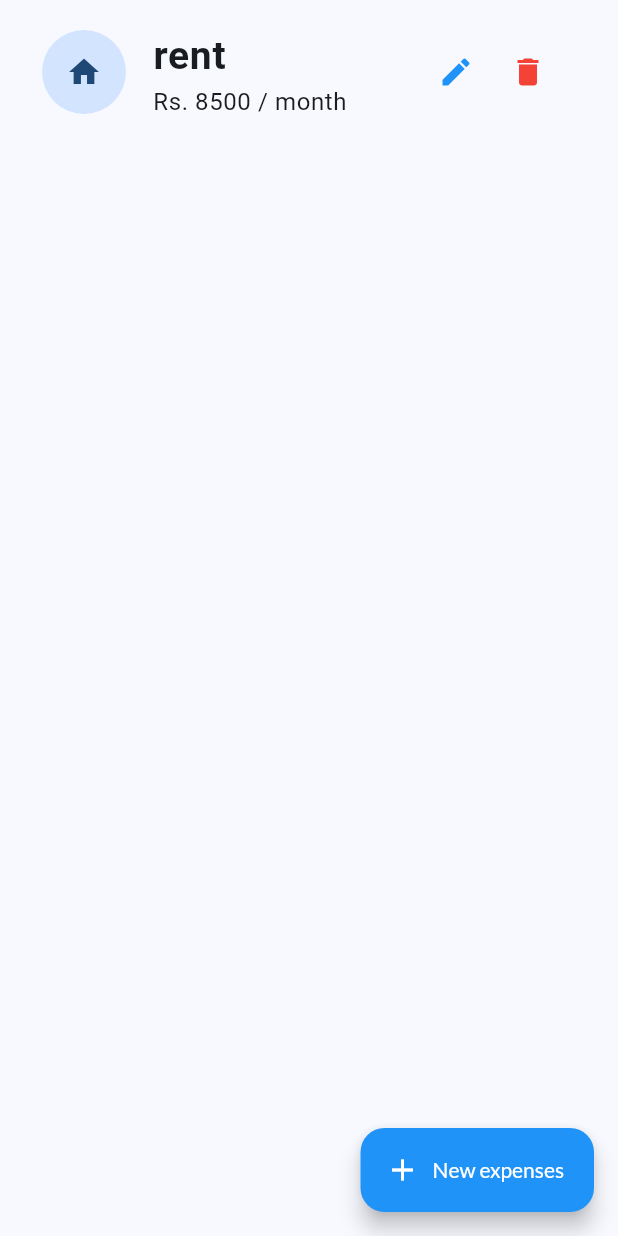
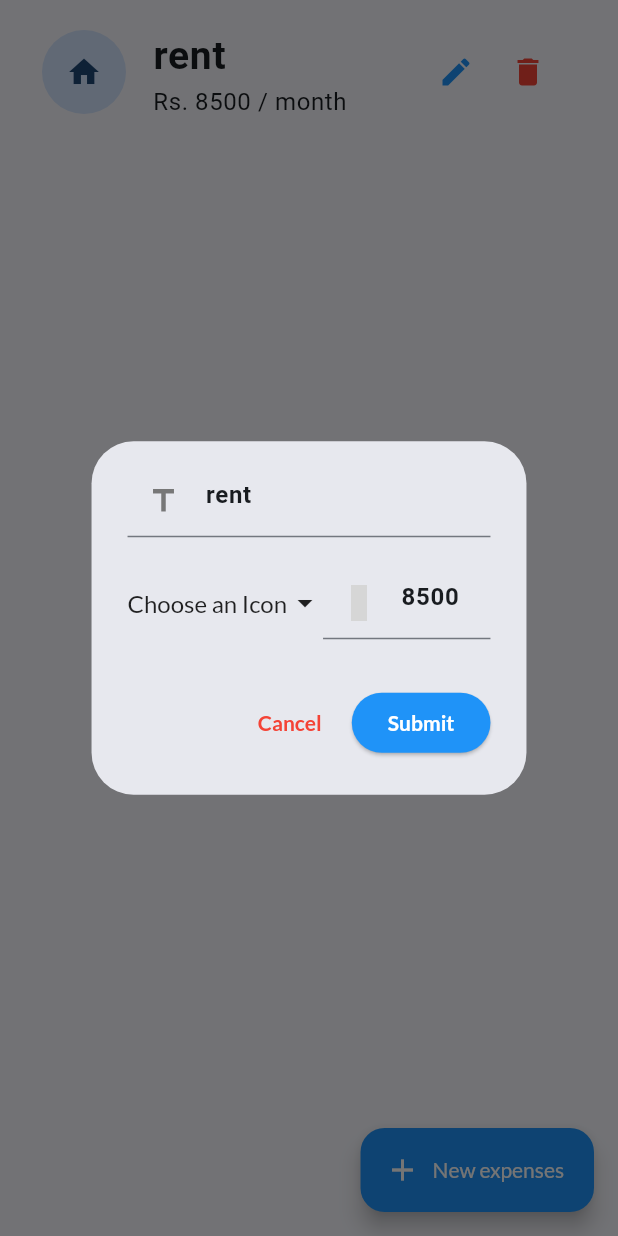
Before and after one commit to Saurav-Ganguly/Budget_Tracker, a Flutter app: the SettingsMainArea screen opened directly, after a tap on the "edit" icon, on a phone screen of 412 x 824 dp. Run offline on Flutter 3.47's test engine with Material 2 defaults, Android fonts, the phone set to English and light mode, and no system bars; our stand-ins replace google_fonts, line_icons, percent_indicator; missing offline and left inert: flutter_iconpicker; grey boxes are pictures that could not be loaded.

```diff
--- a/lib/budget_screen/widgets/budget_settings_card.dart
+++ b/lib/budget_screen/widgets/budget_settings_card.dart
@@ -1,13 +1,15 @@
+import 'package:budget_tracker/widgets/edit_category_dialog.dart';
 import 'package:flutter/material.dart';
 
 class BudgetSettingsCard extends StatelessWidget {
   final void Function(Map<String, dynamic>) removeItem;
+  final void Function(String, Map<String, dynamic>) editItem;
   final Map<String, dynamic> data;
-  const BudgetSettingsCard({
-    super.key,
-    required this.data,
-    required this.removeItem,
-  });
+  const BudgetSettingsCard(
+      {super.key,
+      required this.data,
+      required this.removeItem,
+      required this.editItem});
 
   @override
   Widget build(BuildContext context) {
@@ -29,7 +31,20 @@ class BudgetSettingsCard extends StatelessWidget {
           mainAxisAlignment: MainAxisAlignment.center,
           children: [
             IconButton(
-              onPressed: () {},
+              onPressed: () {
+                showDialog(
+                  context: context,
+                  builder: (context) {
+                    //dialog box to add a entry
+                    return EditCategoryDialog(
+                      category: data['type'],
+                      data: data,
+                      editItem: editItem,
+                      selectedId: data['id'],
+                    );
+                  },
+                );
+              },
               icon: const Icon(Icons.edit),
               color: Theme.of(context).colorScheme.primary,
               splashRadius: 10,
--- a/lib/budget_screen/widgets/settings_main_area.dart
+++ b/lib/budget_screen/widgets/settings_main_area.dart
@@ -33,6 +33,18 @@ class SettingsMainArea extends StatelessWidget {
       context
           .read<DataProvider>()
           .removeItem(item: data, category: selectedCategory);
+    }
+
+    //edits a category
+    void editCategory(
+      String id,
+      Map<String, dynamic> newData,
+    ) {
+      context.read<DataProvider>().editItem(
+            id: id,
+            newItem: newData,
+            category: selectedCategory,
+          );
     }
 
     List<Map<String, dynamic>> getData() {
@@ -79,6 +91,7 @@ class SettingsMainArea extends StatelessWidget {
                   return BudgetSettingsCard(
                     data: item,
                     removeItem: removeCategory,
+                    editItem: editCategory,
                   );
                 },
               ),
--- /dev/null
+++ b/lib/widgets/edit_category_dialog.dart
@@ -0,0 +1,193 @@
+//flutter package
+import 'package:flutter/material.dart';
+
+//global vars
+import 'package:budget_tracker/global_vars.dart';
+
+//external libraries
+import 'package:flutter_iconpicker/flutter_iconpicker.dart';
+import 'package:line_icons/line_icons.dart';
+import 'package:uuid/uuid.dart';
+
+class EditCategoryDialog extends StatefulWidget {
+  final CategoryTypes category;
+  final String selectedId;
+  final Map<String, dynamic> data;
+  final void Function(String, Map<String, dynamic>) editItem;
+
+  const EditCategoryDialog({
+    super.key,
+    required this.category,
+    required this.selectedId,
+    required this.data,
+    required this.editItem,
+  });
+
+  @override
+  State<EditCategoryDialog> createState() => _EditCategoryDialogState();
+}
+
+class _EditCategoryDialogState extends State<EditCategoryDialog> {
+  final TextEditingController titleController = TextEditingController();
+  final TextEditingController amountController = TextEditingController();
+  final uuid = const Uuid();
+  IconData? icon;
+
+  void onSubmit() {
+    final title = titleController.text;
+    final amount = amountController.text;
+    IconData selectedIcon;
+    if (icon == null) {
+      selectedIcon = Icons.check;
+    } else {
+      selectedIcon = icon!;
+    }
+
+    if (title == '' || amount == '') {
+      ScaffoldMessenger.of(context).showSnackBar(
+        const SnackBar(
+          content: Text('Please fill in the values!'),
+        ),
+      );
+    } else {
+      final id = uuid.v1();
+      //add to the list
+      Map<String, dynamic> data = {
+        "id": id,
+        "type": widget.category,
+        "title": title,
+        "icons": selectedIcon,
+        "allocated_amount": int.parse(amount),
+        "transactions": widget.data['transactions'],
+      };
+
+      widget.editItem(widget.selectedId, data);
+
+      Navigator.of(context).pop();
+    }
+  }
+
+  pickIcon() async {
+    icon = await FlutterIconPicker.showIconPicker(context);
+    setState(() {});
+  }
+
+  @override
+  void initState() {
+    super.initState();
+    titleController.text = widget.data['title'];
+    amountController.text = widget.data['allocated_amount'].toString();
+  }
+
+  @override
+  void dispose() {
+    // dispose the controllers
+    titleController.dispose();
+    amountController.dispose();
+    super.dispose();
+  }
+
+  @override
+  Widget build(BuildContext context) {
+    final size = MediaQuery.of(context).size;
+
+    return AlertDialog(
+      content: SizedBox(
+        height: size.height * 0.15,
+        child: Column(
+          children: [
+            TextField(
+              controller: titleController,
+              style: const TextStyle(
+                fontSize: 16,
+              ),
+              decoration: const InputDecoration(
+                hintText: 'Title',
+                prefixIcon: Icon(Icons.title),
+              ),
+            ),
+            const SizedBox(
+              height: 20,
+            ),
+            Row(
+              children: [
+                GestureDetector(
+                  onTap: pickIcon,
+                  child: Container(
+                      child: icon == null
+                          ? const Row(
+                              children: [
+                                Text(
+                                  'Choose an Icon',
+                                  style: TextStyle(
+                                    fontSize: 16,
+                                  ),
+                                ),
+                                Icon(Icons.arrow_drop_down)
+                              ],
+                            )
+                          : Row(
+                              children: [
+                                const Text(
+                                  'Chosen Icon : ',
+                                  style: TextStyle(
+                                    fontSize: 16,
+                                  ),
+                                ),
+                                Icon(
+                                  icon,
+                                  size: 40,
+                                ),
+                              ],
+                            )),
+                ),
+                Expanded(
+                  child: TextField(
+                    controller: amountController,
+                    keyboardType: TextInputType.number,
+                    style: const TextStyle(
+                      fontSize: 16,
+                    ),
+                    decoration: const InputDecoration(
+                      hintText: 'Amount',
+                      prefixIcon: Icon(LineIcons.indianRupeeSign),
+                    ),
+                  ),
+                ),
+              ],
+            ),
+          ],
+        ),
+      ),
+      actions: [
+        TextButton(
+          onPressed: () {
+            Navigator.of(context).pop();
+          },
+          child: const Text(
+            'Cancel',
+            style: TextStyle(
+              fontWeight: FontWeight.bold,
+              color: Colors.red,
+            ),
+          ),
+        ),
+        ElevatedButton(
+          style: ButtonStyle(
+            backgroundColor: MaterialStatePropertyAll(
+              Theme.of(context).colorScheme.primary,
+            ),
+          ),
+          onPressed: onSubmit,
+          child: const Text(
+            'Submit',
+            style: TextStyle(
+              fontWeight: FontWeight.bold,
+              color: Colors.white,
+            ),
+          ),
+        ),
+      ],
+    );
+  }
+}
```
Also changed, not shown: lib/providers/data_provider.dart (+30 -0 lines).
